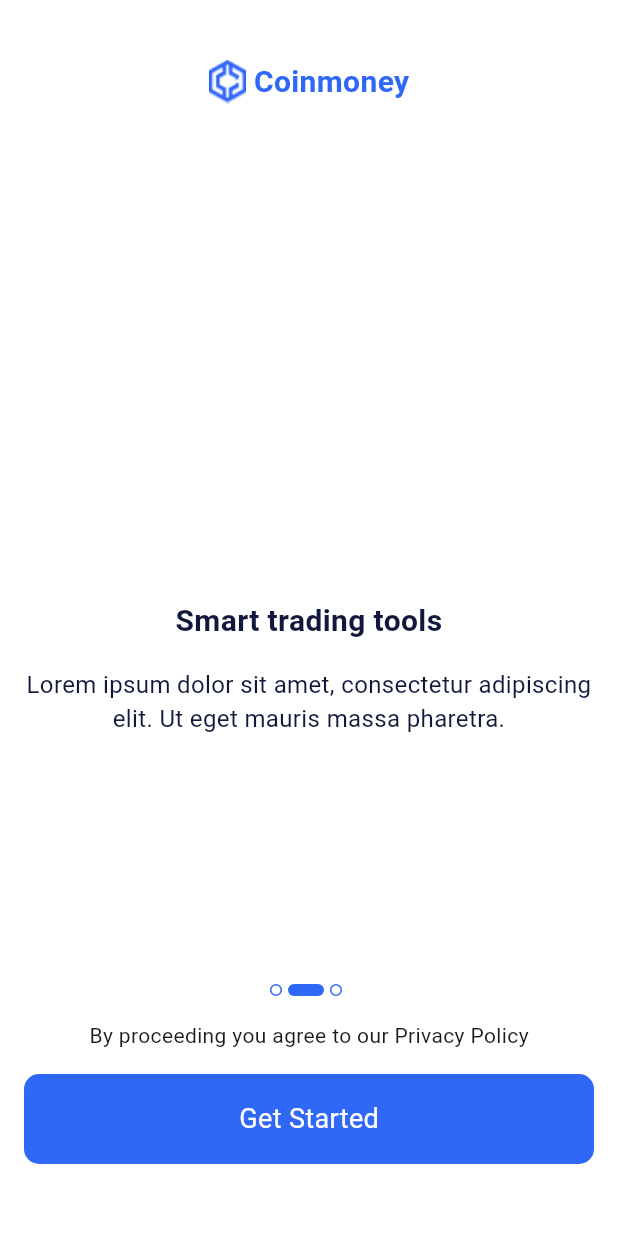
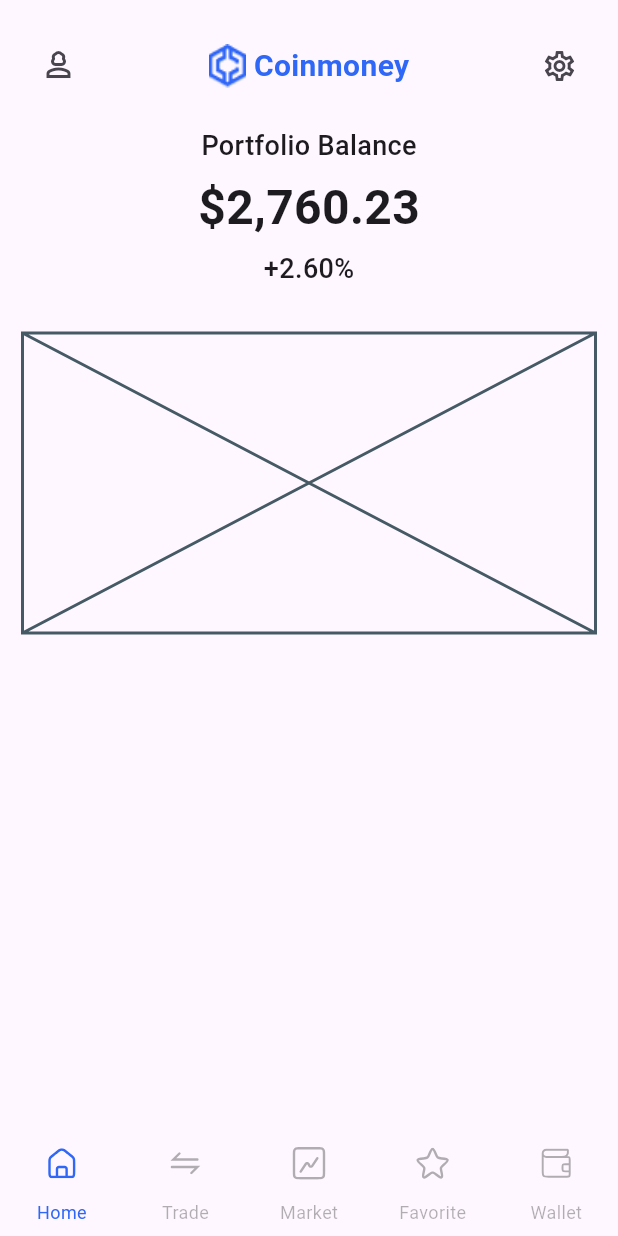
Before and after one commit to Codebox124/Crypto-Listing-App, a Flutter app: the screen it shows after launch, on a phone screen of 412 x 824 dp. Run offline on Flutter 3.47's test engine with Material 3 defaults, Android fonts, the light colour scheme and no system bars; our stand-ins replace flutter_riverpod, flutter_svg, go_router; Roboto replaces fonts that are missing (HappyMonkey).

Commit message:
working on home page

```diff
--- a/lib/routes/app_pages.dart
+++ b/lib/routes/app_pages.dart
@@ -1,4 +1,5 @@
 import 'package:crypto_app/routes/app_routes.dart';
+import 'package:crypto_app/views/pages/home_screen.dart';
 import 'package:crypto_app/views/pages/onboard_screen.dart';
 import 'package:crypto_app/views/pages/signin.dart';
 import 'package:crypto_app/views/pages/signup.dart';
@@ -9,10 +10,10 @@ class AppPages {
   static final router = GoRouter(
     routes: [
       GoRoute(
-        name: AppRoutes.onboard,
+        name: AppRoutes.home,
         path: "/",
         pageBuilder: (context, state) => const MaterialPage(
-          child: OnBoardingScreen(),
+          child: HomeScreen(),
         ),
       ),
       GoRoute(
@@ -29,6 +30,13 @@ class AppPages {
           child: SignInPage(),
         ),
       ),
+      //  GoRoute(
+      //   name: AppRoutes.home,
+      //   path: "/${AppRoutes.home}",
+      //   pageBuilder: (context, state) => const MaterialPage(
+      //     child: HomeScreen(),
+      //   ),
+      // ),
     ],
   );
 }
--- /dev/null
+++ b/lib/views/components/bottom_bar.dart
@@ -0,0 +1,203 @@
+import 'package:crypto_app/views/pages/home_page.dart';
+import 'package:flutter/material.dart';
+
+import 'package:flutter_svg/flutter_svg.dart';
+
+import 'package:crypto_app/utils/color_lib.dart';
+
+enum Menus { home, trade, market, favorite, wallet }
+
+final pages = [
+ HomePage(),
+  Center(
+    child: Text("Trade"),
+  ),
+  Center(
+    child: Text("Market"),
+  ),
+  Center(
+    child: Text("Favorite"),
+  ),
+  Center(
+    child: Text("Wallet"),
+  )
+];
+
+class BottomBar extends StatelessWidget {
+  final Menus currentIndex;
+  final ValueChanged<Menus> onTap;
+  const BottomBar({super.key, required this.currentIndex, required this.onTap});
+
+  @override
+  Widget build(BuildContext context) {
+    return Padding(
+      padding: const EdgeInsets.only(top: 10),
+      child: SizedBox(
+        height: 80,
+        child: Stack(
+          children: [
+            Row(
+              children: [
+                Expanded(
+                  child: GestureDetector(
+                    onTap: () {
+                      onTap(Menus.home);
+                      // Add code to display or update the label when the button is clicked
+                    },
+                    child: Column(
+                      mainAxisAlignment: MainAxisAlignment.center,
+                      children: [
+                        IconButton(
+                            onPressed: () => onTap(Menus.home),
+                            icon: SvgPicture.asset(
+                              "assets/icons/home.svg",
+                              color: currentIndex == Menus.home
+                                  ? ColorLib.kPrimary
+                                  : Colors.black.withOpacity(0.3),
+                            )),
+                        // Add your label here, for example:
+                        Text(
+                          'Home',
+                          style: TextStyle(
+                            fontSize: 12,
+                            color: currentIndex == Menus.home
+                                ? ColorLib.kPrimary
+                                : Colors.black.withOpacity(0.3),
+                          ),
+                        ),
+                      ],
+                    ),
+                  ),
+                ),
+                Expanded(
+                  child: GestureDetector(
+                    onTap: () {
+                      onTap(Menus.trade);
+                      // Add code to display or update the label when the button is clicked
+                    },
+                    child: Column(
+                      mainAxisAlignment: MainAxisAlignment.center,
+                      children: [
+                        IconButton(
+                            onPressed: () => onTap(Menus.trade),
+                            icon: SvgPicture.asset(
+                              "assets/icons/trade.svg",
+                              color: currentIndex == Menus.trade
+                                  ? ColorLib.kPrimary
+                                  : Colors.black.withOpacity(0.3),
+                            )),
+                        // Add your label here, for example:
+                        Text(
+                          'Trade',
+                          style: TextStyle(
+                            fontSize: 12,
+                            color: currentIndex == Menus.trade
+                                ? ColorLib.kPrimary
+                                : Colors.black.withOpacity(0.3),
+                          ),
+                        ),
+                      ],
+                    ),
+                  ),
+                ),
+                Expanded(
+                  child: GestureDetector(
+                    onTap: () {
+                      onTap(Menus.market);
+                      // Add code to display or update the label when the button is clicked
+                    },
+                    child: Column(
+                      mainAxisAlignment: MainAxisAlignment.center,
+                      children: [
+                       IconButton(
+                            onPressed: () => onTap(Menus.market),
+                            icon: SvgPicture.asset(
+                              "assets/icons/Vector (4).svg",
+                              color: currentIndex == Menus.market
+                                  ? ColorLib.kPrimary
+                                  : Colors.black.withOpacity(0.3),
+                            )),
+                        // Add your label here, for example:
+                        Text(
+                          'Market',
+                          style: TextStyle(
+                            fontSize: 12,
+                            color: currentIndex == Menus.market
+                                ? ColorLib.kPrimary
+                                : Colors.black.withOpacity(0.3),
+                          ),
+                        ),
+                      ],
+                    ),
+                  ),
+                ),
+                Expanded(
+                  child: GestureDetector(
+                    onTap: () {
+                      onTap(Menus.favorite);
+                      // Add code to display or update the label when the button is clicked
+                    },
+                    child: Column(
+                      mainAxisAlignment: MainAxisAlignment.center,
+                      children: [
+                         IconButton(
+                            onPressed: () => onTap(Menus.favorite),
+                            icon: SvgPicture.asset(
+                              "assets/icons/Star 1.svg",
+                              color: currentIndex == Menus.favorite
+                                  ? ColorLib.kPrimary
+                                  : Colors.black.withOpacity(0.3),
+                            )),
+                        // Add your label here, for example:
+                        Text(
+                          'Favorite',
+                          style: TextStyle(
+                            fontSize: 12,
+                            color: currentIndex == Menus.favorite
+                                ? ColorLib.kPrimary
+                                : Colors.black.withOpacity(0.3),
+                          ),
+                        ),
+                      ],
+                    ),
+                  ),
+                ),
+                Expanded(
+                  child: GestureDetector(
+                    onTap: () {
+                      onTap(Menus.wallet);
+                      // Add code to display or update the label when the button is clicked
+                    },
+                    child: Column(
+                      mainAxisAlignment: MainAxisAlignment.center,
+                      children: [
+                         IconButton(
+                            onPressed: () => onTap(Menus.wallet),
+                            icon: SvgPicture.asset(
+                              "assets/icons/Vector 57.svg",
+                              color: currentIndex == Menus.wallet
+                                  ? ColorLib.kPrimary
+                                  : Colors.black.withOpacity(0.3),
+                            )),
+                        // Add your label here, for example:
+                        Text(
+                          'Wallet',
+                          style: TextStyle(
+                            fontSize: 12,
+                            color: currentIndex == Menus.wallet
+                                ? ColorLib.kPrimary
+                                : Colors.black.withOpacity(0.3),
+                          ),
+                        ),
+                      ],
+                    ),
+                  ),
+                ),
+              ],
+            )
+          ],
+        ),
+      ),
+    );
+  }
+}
--- /dev/null
+++ b/lib/views/pages/home_page.dart
@@ -0,0 +1,95 @@
+import 'package:crypto_app/utils/color_lib.dart';
+import 'package:flutter/material.dart';
+
+class HomePage extends StatelessWidget {
+  const HomePage({super.key});
+
+  @override
+  Widget build(BuildContext context) {
+    return Scaffold(
+      body: Padding(
+        padding: const EdgeInsets.symmetric(horizontal: 15),
+        child: SafeArea(
+          child: ListView(
+            children: [
+              const SizedBox(
+                height: 20,
+              ),
+              Row(
+                mainAxisAlignment: MainAxisAlignment.spaceBetween,
+                children: [
+                  IconButton(
+                      onPressed: () {},
+                      icon: const Icon(Icons.person_3_outlined)),
+                  Row(
+                    mainAxisAlignment: MainAxisAlignment.center,
+                    children: [
+                      Image.asset("assets/img/Coinmoney.png"),
+                      const SizedBox(
+                        width: 5,
+                      ),
+                      const Text(
+                        "Coinmoney",
+                        style: TextStyle(
+                          fontSize: 20,
+                          color: ColorLib.kPrimary,
+                          fontWeight: FontWeight.bold,
+                        ),
+                      ),
+                    ],
+                  ),
+                  IconButton(
+                      onPressed: () {}, icon: Icon(Icons.settings_outlined)),
+                ],
+              ),
+              const SizedBox(
+                height: 16,
+              ),
+              const Column(
+                mainAxisAlignment: MainAxisAlignment.center,
+                children: [
+                  Text(
+                    "Portfolio Balance",
+                    style: TextStyle(
+                      fontWeight: FontWeight.w500,
+                      fontSize: 18, // Add fontWeight if necessary
+                    ),
+                  ),
+                  SizedBox(
+                    height: 5,
+                  ),
+                  Text(
+                    "\$2,760.23",
+                    style: TextStyle(
+                      fontSize: 32, // Adjust font size as needed
+                      fontWeight:
+                          FontWeight.bold, // Add fontWeight if necessary
+                    ),
+                  ),
+                  SizedBox(
+                    height: 5,
+                  ),
+                  Text(
+                    "+2.60%",
+                    style: TextStyle(
+                      fontSize: 18,
+                      fontWeight:
+                          FontWeight.w500, // Add fontWeight if necessary
+                    ),
+                  ),
+                ],
+              ),
+              SizedBox(
+                height: 30,
+              ),
+              Container(
+                height: 200,
+                child: Placeholder(),
+              )
+            ],
+          ),
+        ),
+      ),
+    );
+  }
+}
--- /dev/null
+++ b/lib/views/pages/home_screen.dart
@@ -0,0 +1,27 @@
+import 'package:crypto_app/views/components/bottom_bar.dart';
+import 'package:flutter/material.dart';
+
+class HomeScreen extends StatefulWidget {
+  const HomeScreen({super.key});
+
+  @override
+  State<HomeScreen> createState() => _HomeScreenState();
+}
+
+class _HomeScreenState extends State<HomeScreen> {
+  Menus currentIndex = Menus.home;
+  @override
+  Widget build(BuildContext context) {
+    return Scaffold(
+      bottomNavigationBar: BottomBar(
+        currentIndex: currentIndex,
+        onTap: (value) {
+          setState(() {
+            currentIndex = value;
+          });
+        },
+      ),
+      body: pages[currentIndex.index],
+    );
+  }
+}
--- a/lib/views/pages/signin.dart
+++ b/lib/views/pages/signin.dart
@@ -1,10 +1,22 @@
 import 'package:crypto_app/routes/app_routes.dart';
 import 'package:crypto_app/utils/color_lib.dart';
+import 'package:crypto_app/views/pages/home_screen.dart';
 import 'package:flutter/material.dart';
 import 'package:go_router/go_router.dart';
 
-class SignInPage extends StatelessWidget {
-  const SignInPage({super.key});
+class SignInPage extends StatefulWidget {
+  const SignInPage({Key? key}) : super(key: key);
+
+  @override
+  State<SignInPage> createState() => _SignInPageState();
+}
+
+class _SignInPageState extends State<SignInPage> {
+  final _formKey = GlobalKey<FormState>();
+  String _email = '';
+  String _password = '';
+
+  bool _isButtonEnabled = false;
 
   @override
   Widget build(BuildContext context) {
@@ -58,26 +70,78 @@ class SignInPage extends StatelessWidget {
                         fontWeight: FontWeight.bold),
                   ),
                   SizedBox(
-                    height: 24,
+                    height: 45,
                   ),
                 ],
               ),
-              const Spacer(),
-              Column(
+              Form(
+                key: _formKey,
+                onChanged: () {
+                  setState(() {
+                    _isButtonEnabled =
+                        _formKey.currentState?.validate() ?? false;
+                  });
+                },
+                child: Column(
                   children: [
-                  const Text("Already have an account?"),
-                  const SizedBox(
-                    height: 36,
+                    TextFormField(
+                      keyboardType: TextInputType.emailAddress,
+                      decoration: const InputDecoration(
+                        labelText: 'Email',
+                        border: OutlineInputBorder(),
                       ),
-                  Container(
+                      validator: (value) {
+                        if (value == null || value.isEmpty) {
+                          return 'Please enter your email';
+                        }
+                        return null;
+                      },
+                      onChanged: (value) {
+                        setState(() {
+                          _email = value;
+                        });
+                      },
+                    ),
+                    const SizedBox(height: 20),
+                    TextFormField(
+                      obscureText: true,
+                      decoration: const InputDecoration(
+                        labelText: 'Password',
+                        border: OutlineInputBorder(),
+                      ),
+                      validator: (value) {
+                        if (value == null || value.isEmpty) {
+                          return 'Please enter your password';
+                        }
+                        return null;
+                      },
+                      onChanged: (value) {
+                        setState(() {
+                          _password = value;
+                        });
+                      },
+                    ),
+                    const SizedBox(height: 20),
+                    GestureDetector(
+                      onTap: _isButtonEnabled
+                          ? () {
+                              Navigator.push(
+                                context,
+                                MaterialPageRoute(
+                                    builder: (context) => HomeScreen()),
+                              );
+                            }
+                          : null,
+                      child: Container(
                         height: 48,
                         decoration: BoxDecoration(
-                        border: Border.all(
-                            color: ColorLib.kPrimary,
-                            strokeAlign: BorderSide.strokeAlignOutside),
+                          color: _isButtonEnabled
+                              ? ColorLib.kPrimary
+                              : Colors.grey,
                           borderRadius: const BorderRadius.all(
                             Radius.circular(5),
-                        )),
+                          ),
+                        ),
                         child: const Padding(
                           padding: EdgeInsets.symmetric(horizontal: 10),
                           child: Column(
@@ -85,10 +149,9 @@ class SignInPage extends StatelessWidget {
                             children: [
                               Center(
                                 child: Text(
-                              textAlign: TextAlign.center,
-                              "Sign In",
+                                  "Sign in",
                                   style: TextStyle(
-                                color: ColorLib.kPrimary,
+                                    color: Colors.white,
                                   ),
                                 ),
                               ),
@@ -96,8 +159,10 @@ class SignInPage extends StatelessWidget {
                           ),
                         ),
                       ),
+                    ),
                   ],
-              )
+                ),
+              ),
             ],
           ),
         ),
--- a/pubspec.yaml
+++ b/pubspec.yaml
@@ -40,6 +40,7 @@ dependencies:
   go_router: ^11.1.2
   flutter_svg: ^2.0.7
   flutter_map: ^5.0.0
+  syncfusion_flutter_charts: ^25.1.35
   http: ^1.1.0
 
 dev_dependencies:
```
Also changed, not shown: assets/icons/Star 1.svg (added), assets/icons/Vector (4).svg (added), assets/icons/Vector 57.svg (added), assets/icons/home.svg (added), assets/icons/trade.svg (added), pubspec.lock. Lines whose indentation alone changed are shown as unchanged.
